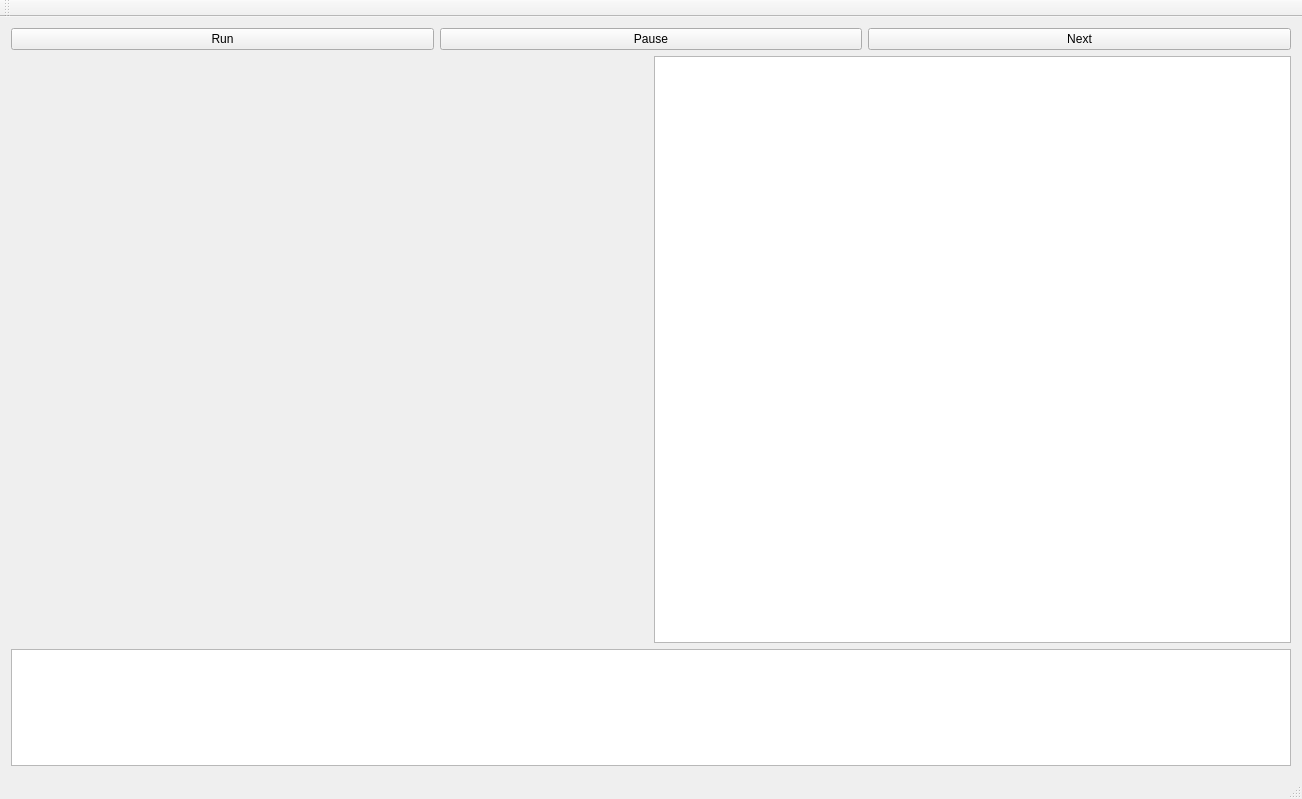
Old version of the form OK64/mainwindow.ui in the repository leuat/OK64.
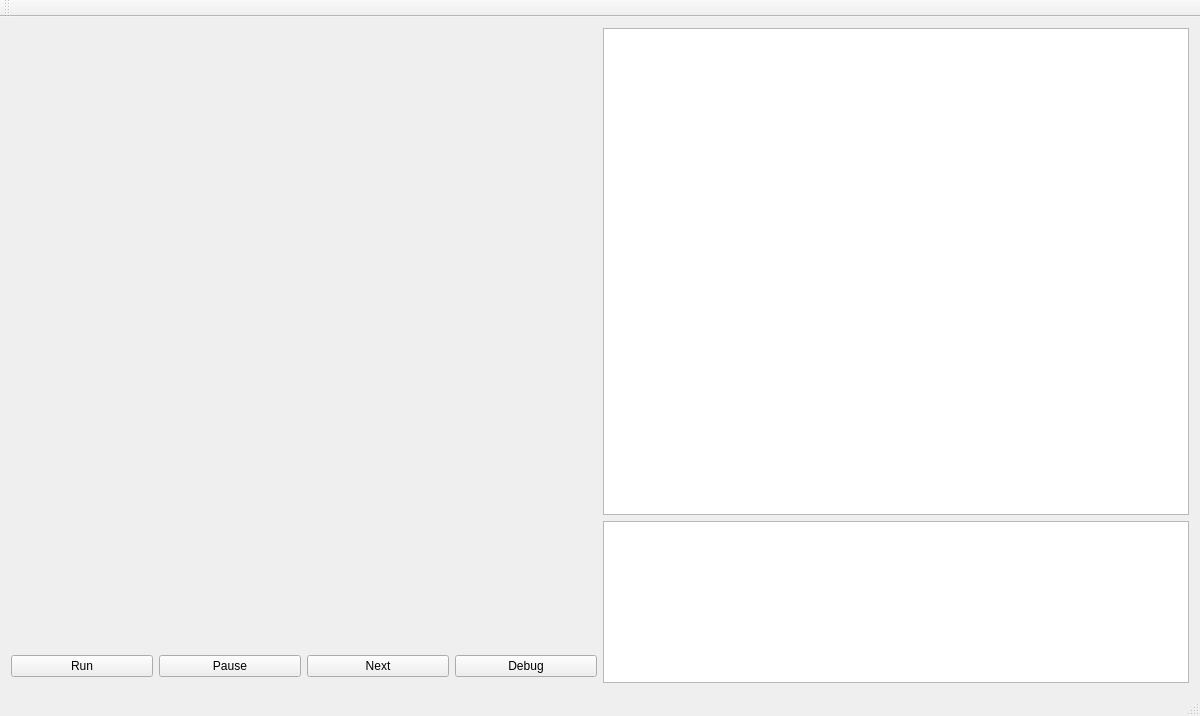
New version of the form.

Commit message: Fonts, fonts!

Diff of the .ui file:
```diff
--- a/OK64/mainwindow.ui
+++ b/OK64/mainwindow.ui
@@ -6,8 +6,8 @@
    <rect>
     <x>0</x>
     <y>0</y>
-    <width>1302</width>
-    <height>799</height>
+    <width>1200</width>
+    <height>716</height>
    </rect>
   </property>
   <property name="windowTitle">
@@ -16,11 +16,19 @@
   <widget class="QWidget" name="centralWidget">
    <layout class="QGridLayout" name="gridLayout_2" columnstretch="1">
     <item row="3" column="0">
-     <layout class="QVBoxLayout" name="verticalLayout" stretch="10,2">
+     <layout class="QVBoxLayout" name="verticalLayout" stretch="10">
       <item>
-       <layout class="QHBoxLayout" name="horizontalLayout" stretch="1,1">
+       <layout class="QHBoxLayout" name="hlMain" stretch="1,1">
+        <item>
+         <layout class="QVBoxLayout" name="verticalLayout_3" stretch="100,0,1">
         <item>
          <widget class="QLabel" name="lblOutput">
+            <property name="sizePolicy">
+             <sizepolicy hsizetype="Expanding" vsizetype="Ignored">
+              <horstretch>0</horstretch>
+              <verstretch>0</verstretch>
+             </sizepolicy>
+            </property>
           <property name="text">
            <string/>
           </property>
@@ -30,23 +38,6 @@
          </widget>
         </item>
         <item>
-         <widget class="QTextBrowser" name="txtOutput">
-          <property name="font">
-           <font>
-            <family>Courier 10 Pitch</family>
-            <pointsize>10</pointsize>
-           </font>
-          </property>
-         </widget>
-        </item>
-       </layout>
-      </item>
-      <item>
-       <widget class="QTextBrowser" name="txtStatus"/>
-      </item>
-     </layout>
-    </item>
-    <item row="0" column="0">
      <layout class="QHBoxLayout" name="horizontalLayout_2">
       <item>
        <widget class="QPushButton" name="btnRun">
@@ -69,6 +60,46 @@
         </property>
        </widget>
       </item>
+            <item>
+             <widget class="QPushButton" name="pushButton_2">
+              <property name="text">
+               <string>Debug</string>
+              </property>
+             </widget>
+            </item>
+           </layout>
+          </item>
+          <item>
+           <layout class="QHBoxLayout" name="horizontalLayout_4"/>
+          </item>
+         </layout>
+        </item>
+        <item>
+         <layout class="QVBoxLayout" name="vlDebug" stretch="3,1">
+          <item>
+           <widget class="QTextBrowser" name="txtOutput">
+            <property name="enabled">
+             <bool>true</bool>
+            </property>
+            <property name="font">
+             <font>
+              <family>Courier 10 Pitch</family>
+              <pointsize>10</pointsize>
+             </font>
+            </property>
+           </widget>
+          </item>
+          <item>
+           <widget class="QTextBrowser" name="txtStatus">
+            <property name="enabled">
+             <bool>true</bool>
+            </property>
+           </widget>
+          </item>
+         </layout>
+        </item>
+       </layout>
+      </item>
      </layout>
     </item>
    </layout>
```
Left out of the diff: 4 changed lines with no effect on the pictures. Lines whose indentation alone changed are shown as unchanged. The commit also changes 14 other files.
